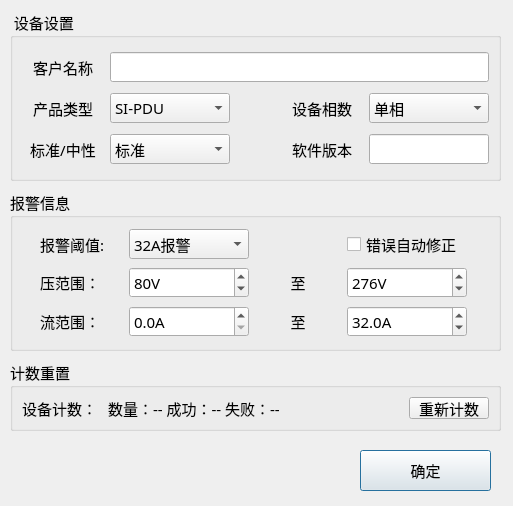
The window that MonitorPduTool/home/home_setdlg.ui (ChinaClever/PDU-MonitorTool) describes before a commit, drawn with Qt 5.
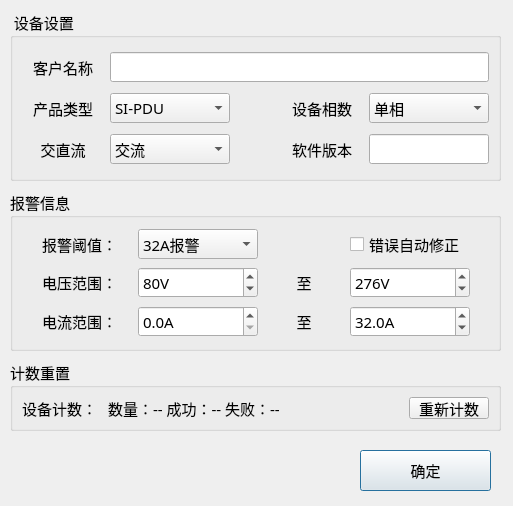
The same window after the commit.

```diff
--- a/MonitorPduTool/home/home_setdlg.ui
+++ b/MonitorPduTool/home/home_setdlg.ui
@@ -123,7 +123,7 @@
     <item row="2" column="0">
      <widget class="QLabel" name="label_8">
       <property name="text">
-       <string>标准/中性</string>
+       <string>交直流</string>
       </property>
       <property name="alignment">
        <set>Qt::AlignCenter</set>
@@ -146,7 +146,7 @@
       </property>
       <item>
        <property name="text">
-        <string>标准</string>
+        <string>交流</string>
        </property>
       </item>
       <item>
@@ -230,10 +230,10 @@
        </size>
       </property>
       <property name="text">
-       <string>报警阈值:</string>
+       <string>报警阈值：</string>
       </property>
       <property name="alignment">
-       <set>Qt::AlignLeading|Qt::AlignLeft|Qt::AlignVCenter</set>
+       <set>Qt::AlignRight|Qt::AlignTrailing|Qt::AlignVCenter</set>
       </property>
      </widget>
     </item>
@@ -291,7 +291,7 @@
       </property>
       <property name="maximumSize">
        <size>
-        <width>60</width>
+        <width>80</width>
         <height>16777215</height>
        </size>
       </property>
@@ -400,7 +400,7 @@
       </property>
       <property name="maximumSize">
        <size>
-        <width>60</width>
+        <width>80</width>
         <height>16777215</height>
        </size>
       </property>
```
Left out of the diff: 7 changed lines with no effect on the pictures.
